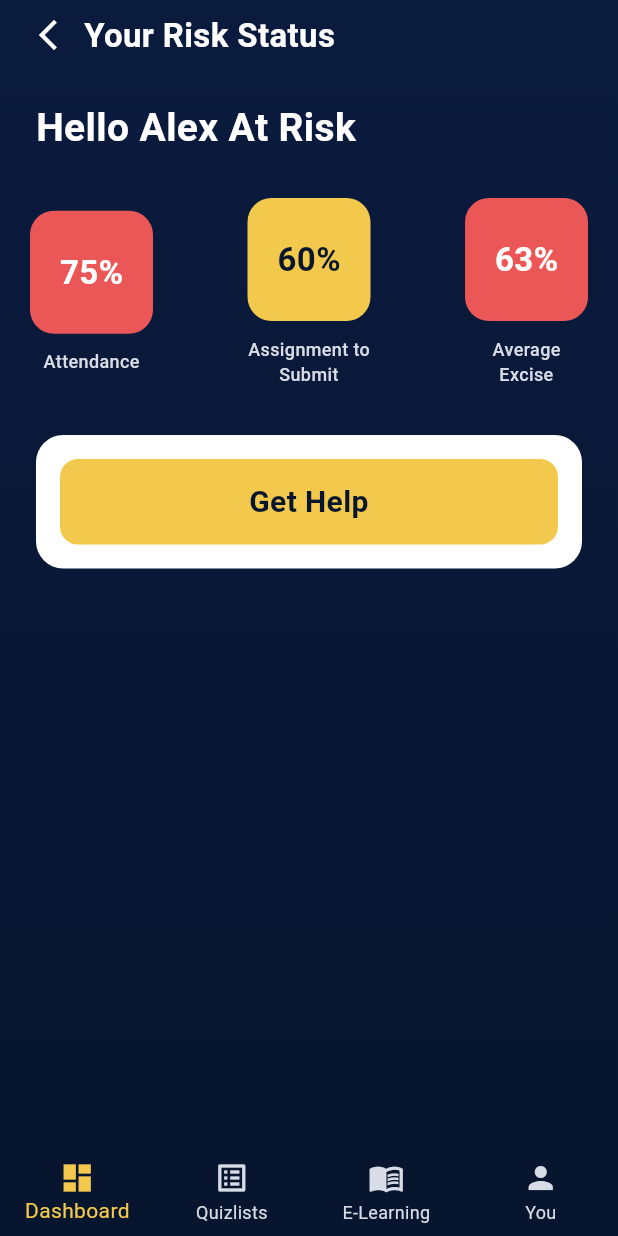
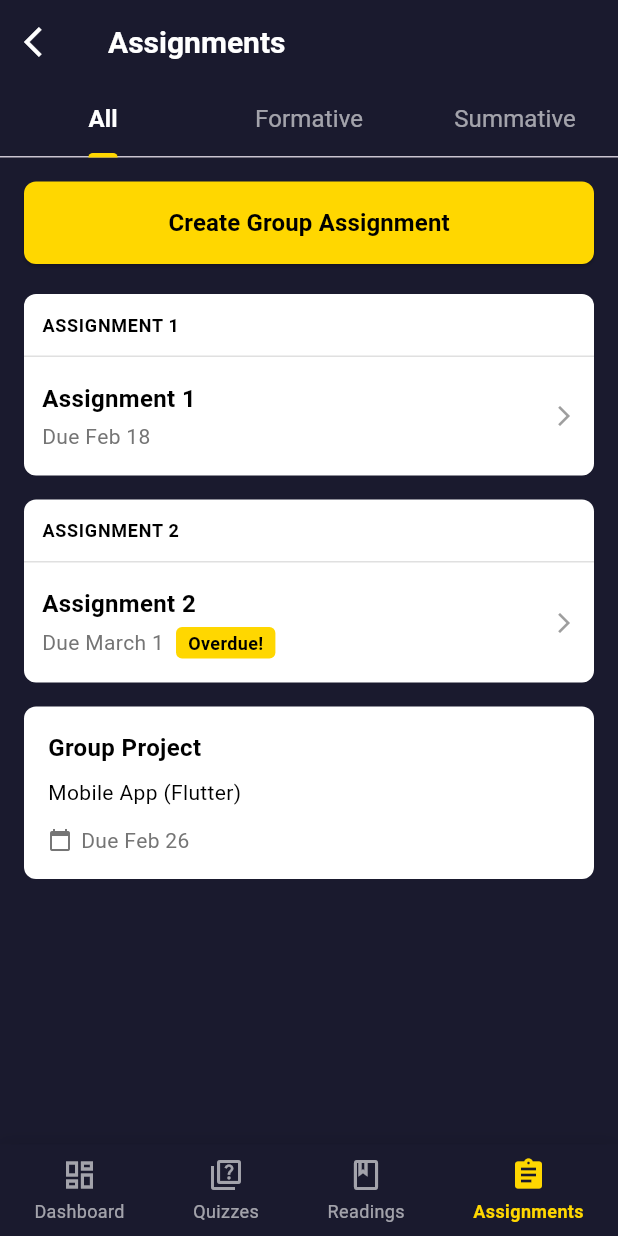
Before and after one commit to Hannah1563/Group1_Formative, a Flutter app: the screen it shows after launch, on a phone screen of 412 x 824 dp. Run offline on Flutter 3.47's test engine with Material 3 defaults, Android fonts, the phone set to English and light mode, and no system bars.

Commit message:
Add assignments screen

```diff
--- a/lib/main.dart
+++ b/lib/main.dart
@@ -1,4 +1,5 @@
 import 'package:flutter/material.dart';
+import 'screens/assignments_screen.dart';
 
 void main() {
   runApp(const MyApp());
@@ -24,7 +25,7 @@ class MyApp extends StatelessWidget {
         scaffoldBackgroundColor: AppColors.navy,
         fontFamily: 'Roboto',
       ),
-      home: const RiskStatusScreen(),
+      home: const AssignmentsScreen(), // Changed to AssignmentsScreen
     );
   }
 }
--- /dev/null
+++ b/lib/screens/assignments_screen.dart
@@ -0,0 +1,356 @@
+import 'package:flutter/material.dart';
+import '../constants/app_colors.dart';
+
+class AssignmentsScreen extends StatefulWidget {
+  const AssignmentsScreen({super.key});
+
+  @override
+  State<AssignmentsScreen> createState() => _AssignmentsScreenState();
+}
+
+class _AssignmentsScreenState extends State<AssignmentsScreen>
+    with SingleTickerProviderStateMixin {
+  late TabController _tabController;
+
+  @override
+  void initState() {
+    super.initState();
+    _tabController = TabController(length: 3, vsync: this);
+  }
+
+  @override
+  void dispose() {
+    _tabController.dispose();
+    super.dispose();
+  }
+
+  @override
+  Widget build(BuildContext context) {
+    return Scaffold(
+      backgroundColor: const Color.fromARGB(255, 26, 26, 46),
+      appBar: AppBar(
+        backgroundColor: AppColors.primaryNavy,
+        elevation: 0,
+        leading: IconButton(
+          icon: const Icon(Icons.arrow_back_ios, color: AppColors.white),
+          onPressed: () => Navigator.pop(context),
+        ),
+        title: const Text(
+          'Assignments',
+          style: TextStyle(
+            color: AppColors.white,
+            fontSize: 20,
+            fontWeight: FontWeight.w600,
+          ),
+        ),
+        bottom: TabBar(
+          controller: _tabController,
+          indicatorColor: AppColors.accentYellow,
+          indicatorWeight: 3,
+          labelColor: AppColors.white,
+          unselectedLabelColor: AppColors.white.withOpacity(0.6),
+          labelStyle: const TextStyle(
+            fontSize: 16,
+            fontWeight: FontWeight.w600,
+          ),
+          unselectedLabelStyle: const TextStyle(
+            fontSize: 16,
+            fontWeight: FontWeight.normal,
+          ),
+          tabs: const [
+            Tab(text: 'All'),
+            Tab(text: 'Formative'),
+            Tab(text: 'Summative'),
+          ],
+        ),
+      ),
+      body: TabBarView(
+        controller: _tabController,
+        children: [_buildAllTab(), _buildFormativeTab(), _buildSummativeTab()],
+      ),
+      bottomNavigationBar: _buildBottomNavBar(),
+    );
+  }
+
+  Widget _buildAllTab() {
+    return SingleChildScrollView(
+      padding: const EdgeInsets.all(16),
+      child: Column(
+        crossAxisAlignment: CrossAxisAlignment.stretch,
+        children: [
+
+          ElevatedButton(
+            onPressed: () {
+
+            },
+            style: ElevatedButton.styleFrom(
+              backgroundColor: AppColors.accentYellow,
+              foregroundColor: AppColors.black,
+              padding: const EdgeInsets.symmetric(vertical: 16),
+              shape: RoundedRectangleBorder(
+                borderRadius: BorderRadius.circular(8),
+              ),
+            ),
+            child: const Text(
+              'Create Group Assignment',
+              style: TextStyle(fontSize: 16, fontWeight: FontWeight.w600),
+            ),
+          ),
+          const SizedBox(height: 20),
+
+          // Assignment 1
+          _buildAssignmentSection('ASSIGNMENT 1', [
+            AssignmentItem(
+              title: 'Assignment 1',
+              dueDate: 'Due Feb 18',
+              isOverdue: false,
+            ),
+          ]),
+          const SizedBox(height: 16),
+
+          // Assignment 2
+          _buildAssignmentSection('ASSIGNMENT 2', [
+            AssignmentItem(
+              title: 'Assignment 2',
+              dueDate: 'Due March 1',
+              isOverdue: true,
+            ),
+          ]),
+          const SizedBox(height: 16),
+
+          // Group Project
+          _buildGroupProjectSection(),
+        ],
+      ),
+    );
+  }
+
+  Widget _buildFormativeTab() {
+    return SingleChildScrollView(
+      padding: const EdgeInsets.all(16),
+      child: Column(
+        crossAxisAlignment: CrossAxisAlignment.stretch,
+        children: [
+          _buildAssignmentSection('ASSIGNMENT 1', [
+            AssignmentItem(
+              title: 'Assignment 1',
+              dueDate: 'Due Feb 26',
+              isOverdue: false,
+            ),
+          ]),
+        ],
+      ),
+    );
+  }
+
+  Widget _buildSummativeTab() {
+    return const Center(
+      child: Text(
+        'No summative assignments',
+        style: TextStyle(color: AppColors.white),
+      ),
+    );
+  }
+
+  Widget _buildAssignmentSection(String header, List<AssignmentItem> items) {
+    return Container(
+      decoration: BoxDecoration(
+        color: AppColors.cardBackground,
+        borderRadius: BorderRadius.circular(8),
+      ),
+      child: Column(
+        crossAxisAlignment: CrossAxisAlignment.start,
+        children: [
+          Padding(
+            padding: const EdgeInsets.all(12),
+            child: Text(
+              header,
+              style: const TextStyle(
+                fontSize: 12,
+                fontWeight: FontWeight.w600,
+                color: AppColors.black,
+                letterSpacing: 0.5,
+              ),
+            ),
+          ),
+          ...items.map((item) => _buildAssignmentItem(item)),
+        ],
+      ),
+    );
+  }
+
+  Widget _buildAssignmentItem(AssignmentItem item) {
+    return InkWell(
+      onTap: () {
+        // Handle assignment tap
+      },
+      child: Container(
+        padding: const EdgeInsets.symmetric(horizontal: 12, vertical: 16),
+        decoration: const BoxDecoration(
+          border: Border(top: BorderSide(color: Color(0xFFE0E0E0), width: 1)),
+        ),
+        child: Row(
+          children: [
+            Expanded(
+              child: Column(
+                crossAxisAlignment: CrossAxisAlignment.start,
+                children: [
+                  Text(
+                    item.title,
+                    style: const TextStyle(
+                      fontSize: 16,
+                      fontWeight: FontWeight.w600,
+                      color: AppColors.black,
+                    ),
+                  ),
+                  const SizedBox(height: 4),
+                  Row(
+                    children: [
+                      Text(
+                        item.dueDate,
+                        style: TextStyle(fontSize: 14, color: Colors.grey[600]),
+                      ),
+                      if (item.isOverdue) ...[
+                        const SizedBox(width: 8),
+                        Container(
+                          padding: const EdgeInsets.symmetric(
+                            horizontal: 8,
+                            vertical: 2,
+                          ),
+                          decoration: BoxDecoration(
+                            color: AppColors.accentYellow,
+                            borderRadius: BorderRadius.circular(4),
+                          ),
+                          child: const Text(
+                            'Overdue!',
+                            style: TextStyle(
+                              fontSize: 12,
+                              fontWeight: FontWeight.w600,
+                              color: AppColors.black,
+                            ),
+                          ),
+                        ),
+                      ],
+                    ],
+                  ),
+                ],
+              ),
+            ),
+            const Icon(Icons.arrow_forward_ios, size: 16, color: Colors.grey),
+          ],
+        ),
+      ),
+    );
+  }
+
+  Widget _buildGroupProjectSection() {
+    return Container(
+      decoration: BoxDecoration(
+        color: AppColors.cardBackground,
+        borderRadius: BorderRadius.circular(8),
+      ),
+      padding: const EdgeInsets.all(16),
+      child: Column(
+        crossAxisAlignment: CrossAxisAlignment.start,
+        children: [
+          const Text(
+            'Group Project',
+            style: TextStyle(
+              fontSize: 16,
+              fontWeight: FontWeight.w600,
+              color: AppColors.black,
+            ),
+          ),
+          const SizedBox(height: 8),
+          const Text(
+            'Mobile App (Flutter)',
+            style: TextStyle(fontSize: 14, color: AppColors.black),
+          ),
+          const SizedBox(height: 12),
+          Row(
+            children: [
+              Icon(Icons.calendar_today, size: 16, color: Colors.grey[600]),
+              const SizedBox(width: 6),
+              Text(
+                'Due Feb 26',
+                style: TextStyle(fontSize: 14, color: Colors.grey[600]),
+              ),
+            ],
+          ),
+        ],
+      ),
+    );
+  }
+
+  Widget _buildBottomNavBar() {
+    return Container(
+      decoration: BoxDecoration(
+        color: const Color.fromARGB(255, 26, 26, 46),
+        boxShadow: [
+          BoxShadow(
+            color: Colors.black.withOpacity(0.1),
+            blurRadius: 8,
+            offset: const Offset(0, -2),
+          ),
+        ],
+      ),
+      child: SafeArea(
+        child: Padding(
+          padding: const EdgeInsets.symmetric(vertical: 8),
+          child: Row(
+            mainAxisAlignment: MainAxisAlignment.spaceAround,
+            children: [
+              _buildNavItem(Icons.dashboard_outlined, 'Dashboard', false),
+              _buildNavItem(Icons.quiz_outlined, 'Quizzes', false),
+              _buildNavItem(Icons.book_outlined, 'Readings', false),
+              _buildNavItem(Icons.assignment, 'Assignments', true),
+            ],
+          ),
+        ),
+      ),
+    );
+  }
+
+  Widget _buildNavItem(IconData icon, String label, bool isActive) {
+    return InkWell(
+      onTap: () {
+        // Handle navigation
+      },
+      child: Column(
+        mainAxisSize: MainAxisSize.min,
+        children: [
+          Icon(
+            icon,
+            color: isActive
+                ? AppColors.accentYellow
+                : AppColors.white.withOpacity(0.6),
+            size: 24,
+          ),
+          const SizedBox(height: 4),
+          Text(
+            label,
+            style: TextStyle(
+              fontSize: 12,
+              color: isActive
+                  ? AppColors.accentYellow
+                  : AppColors.white.withOpacity(0.6),
+              fontWeight: isActive ? FontWeight.w600 : FontWeight.normal,
+            ),
+          ),
+        ],
+      ),
+    );
+  }
+}
+
+class AssignmentItem {
+  final String title;
+  final String dueDate;
+  final bool isOverdue;
+
+  AssignmentItem({
+    required this.title,
+    required this.dueDate,
+    required this.isOverdue,
+  });
+}
--- a/pubspec.yaml
+++ b/pubspec.yaml
@@ -2,7 +2,7 @@ name: group1_formative
 description: "A new Flutter project."
 # The following line prevents the package from being accidentally published to
 # pub.dev using `flutter pub publish`. This is preferred for private packages.
-publish_to: 'none' # Remove this line if you wish to publish to pub.dev
+publish_to: "none" # Remove this line if you wish to publish to pub.dev
 
 # The following defines the version and build number for your application.
 # A version number is three numbers separated by dots, like 1.2.43
@@ -19,7 +19,7 @@ publish_to: 'none' # Remove this line if you wish to publish to pub.dev
 version: 1.0.0+1
 
 environment:
-  sdk: ^3.10.7
+  sdk: ^3.10.4
 
 # Dependencies specify other packages that your package needs in order to work.
 # To automatically upgrade your package dependencies to the latest versions
@@ -51,7 +51,6 @@ dev_dependencies:
 
 # The following section is specific to Flutter packages.
 flutter:
-
   # The following line ensures that the Material Icons font is
   # included with your application, so that you can use the icons in
   # the material Icons class.
```
Also changed, not shown: pubspec.lock.
